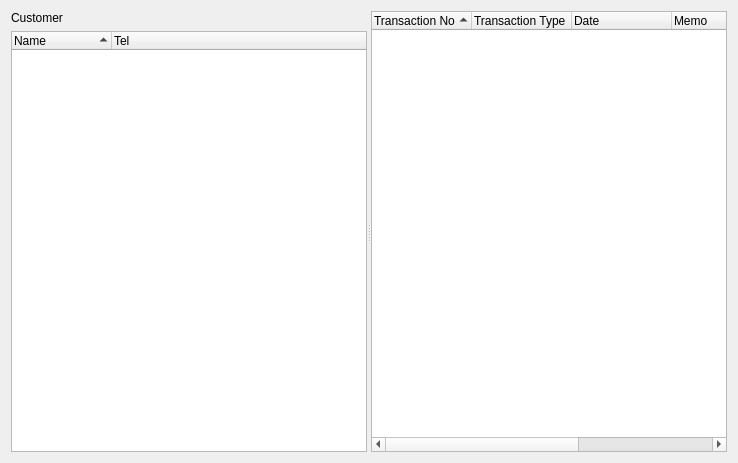
This is rentmanager/customeraccountdialog.ui in jayjay-w/rentman as Qt 5 draws it before an edit. The edited form follows.
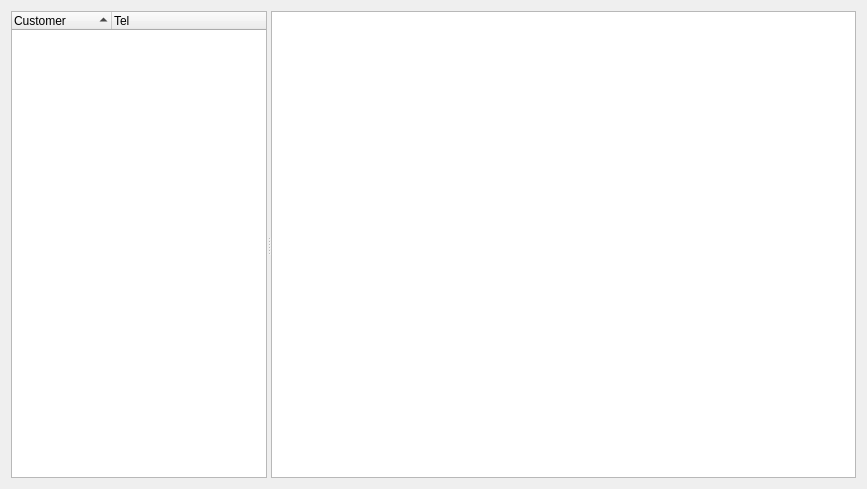
This is the edited form.

The edit to the form file:
```diff
--- a/rentmanager/customeraccountdialog.ui
+++ b/rentmanager/customeraccountdialog.ui
@@ -6,8 +6,8 @@
    <rect>
     <x>0</x>
     <y>0</y>
-    <width>738</width>
-    <height>463</height>
+    <width>867</width>
+    <height>489</height>
    </rect>
   </property>
   <property name="windowTitle">
@@ -19,17 +19,16 @@
      <property name="orientation">
       <enum>Qt::Horizontal</enum>
      </property>
-     <widget class="QWidget" name="">
+     <widget class="QWidget" name="layoutWidget">
       <layout class="QVBoxLayout" name="verticalLayout">
-       <item>
-        <widget class="QLabel" name="label">
-         <property name="text">
-          <string>Customer</string>
-         </property>
-        </widget>
-       </item>
        <item>
         <widget class="QTreeWidget" name="trvTenants">
+         <property name="maximumSize">
+          <size>
+           <width>357</width>
+           <height>16777215</height>
+          </size>
+         </property>
          <property name="alternatingRowColors">
           <bool>true</bool>
          </property>
@@ -38,7 +37,7 @@
          </property>
          <column>
           <property name="text">
-           <string>Name</string>
+           <string>Customer</string>
           </property>
          </column>
          <column>
@@ -50,40 +49,19 @@
        </item>
       </layout>
      </widget>
-     <widget class="QTreeWidget" name="trvTransactions">
+     <widget class="QTreeView" name="trvTransactions">
+      <property name="sizePolicy">
+       <sizepolicy hsizetype="Expanding" vsizetype="Expanding">
+        <horstretch>5</horstretch>
+        <verstretch>0</verstretch>
+       </sizepolicy>
+      </property>
+      <property name="alternatingRowColors">
+       <bool>true</bool>
+      </property>
       <property name="sortingEnabled">
        <bool>true</bool>
       </property>
-      <column>
-       <property name="text">
-        <string>Transaction No</string>
-       </property>
-      </column>
-      <column>
-       <property name="text">
-        <string>Transaction Type</string>
-       </property>
-      </column>
-      <column>
-       <property name="text">
-        <string>Date</string>
-       </property>
-      </column>
-      <column>
-       <property name="text">
-        <string>Memo</string>
-       </property>
-      </column>
-      <column>
-       <property name="text">
-        <string>Amount</string>
-       </property>
-      </column>
-      <column>
-       <property name="text">
-        <string>Balance</string>
-       </property>
-      </column>
      </widget>
     </widget>
    </item>
```
